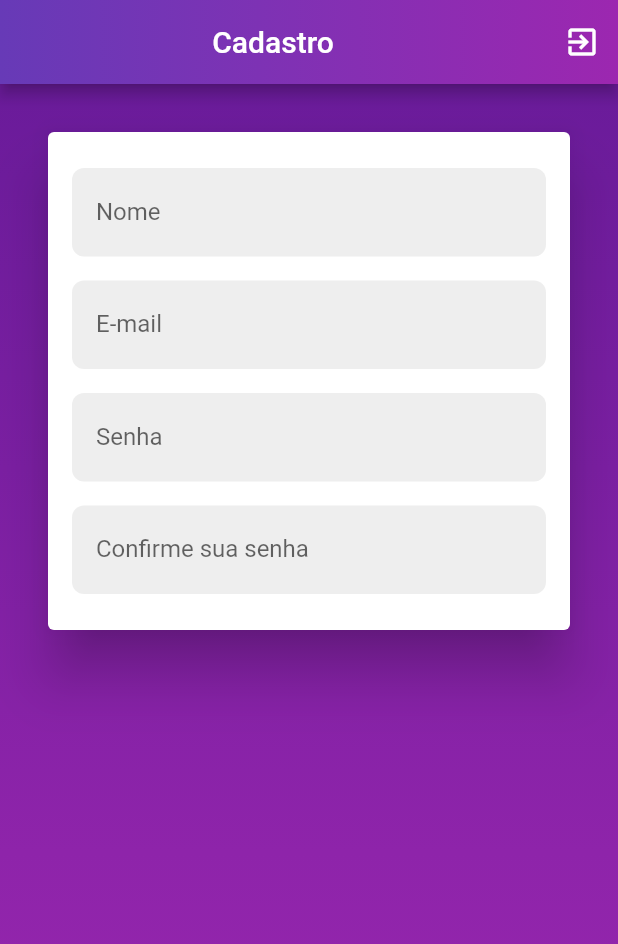
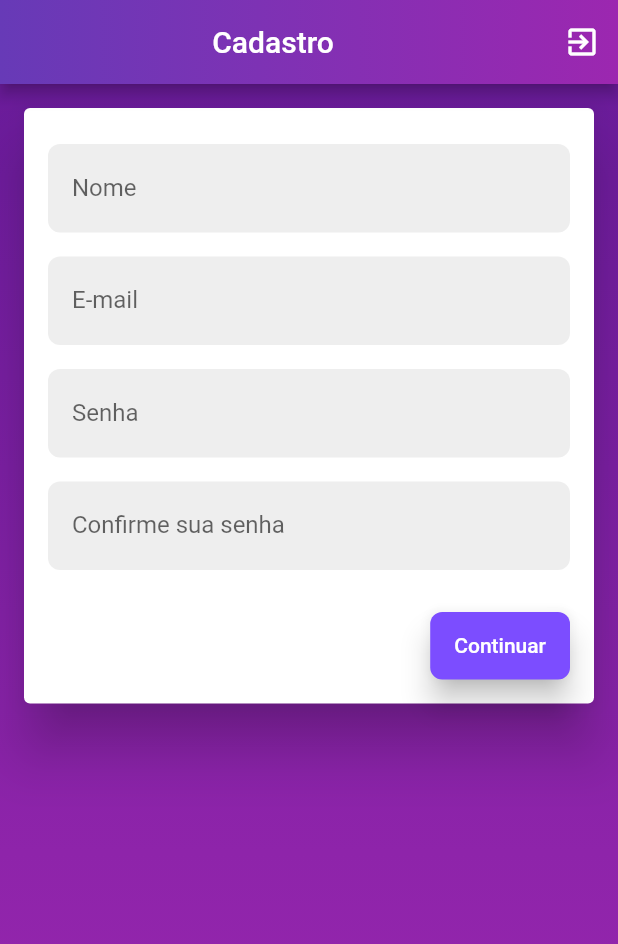
Before and after one commit to Rafael-Armond/TODO_App.FrontEnd, a Flutter app: the CadastroView screen opened directly, on a phone screen of 412 x 824 dp. Shown: the top 944 px of the screen. Run offline on Flutter 3.47's test engine with Material 2 defaults, Android fonts, the phone set to English and light mode, and no system bars.

Commit message:
Obtendo endereço pelo CEP

```diff
--- /dev/null
+++ b/Todo_App/lib/repositories/interfaces/i_cadastro_repository.dart
@@ -0,0 +1,5 @@
+import 'package:Todo_App/models/endereco_model.dart';
+
+abstract class ICadastroRepository {
+  Future<EnderecoModel> pesquisarCep(String cep);
+}
--- a/Todo_App/lib/views/cadastro/cadastro_view.dart
+++ /dev/null
@@ -1,99 +0,0 @@
-import 'package:Todo_App/views/login/login_view.dart';
-import 'package:Todo_App/views/shared/custom_text_form_field.dart';
-import 'package:flutter/material.dart';
-
-class CadastroView extends StatefulWidget {
-  @override
-  _CadastroViewState createState() => _CadastroViewState();
-}
-
-class _CadastroViewState extends State<CadastroView> {
-  @override
-  Widget build(BuildContext context) {
-    return Scaffold(
-      appBar: AppBar(
-        actions: <Widget>[
-          IconButton(
-            icon: Icon(Icons.exit_to_app),
-            onPressed: () {
-              Navigator.of(context).pushReplacement(
-                  MaterialPageRoute(builder: (context) => LoginView()));
-            },
-          )
-        ],
-        title: Center(
-          child: Text("Cadastro"),
-        ),
-        flexibleSpace: Container(
-          decoration: BoxDecoration(
-            gradient: LinearGradient(
-              colors: [
-                Colors.deepPurple,
-                Colors.purple,
-              ],
-              begin: const FractionalOffset(0.0, 0.0),
-              end: const FractionalOffset(1.0, 0.0),
-              stops: [0.0, 1.0],
-              tileMode: TileMode.clamp,
-            ),
-          ),
-        ),
-      ),
-      body: Container(
-        decoration: BoxDecoration(
-          gradient: LinearGradient(
-            begin: Alignment.topLeft,
-            end: Alignment.bottomLeft,
-            colors: [
-              Colors.purple[800],
-              Colors.purple[700],
-              Colors.purple[600],
-              Colors.purple[500],
-            ],
-          ),
-        ),
-        alignment: Alignment.topCenter,
-        child: Card(
-          margin: const EdgeInsets.all(32),
-          elevation: 16,
-          child: Padding(
-            padding: EdgeInsets.all(16),
-            child: Column(
-              mainAxisSize: MainAxisSize.min,
-              children: <Widget>[
-                Padding(
-                  padding: const EdgeInsets.symmetric(vertical: 8.0),
-                  child: CustomTextFormField(
-                    labelText: "Nome",
-                    borderRadius: 8,
-                  ),
-                ),
-                Padding(
-                  padding: const EdgeInsets.symmetric(vertical: 8.0),
-                  child: CustomTextFormField(
-                    labelText: "E-mail",
-                    borderRadius: 8,
-                  ),
-                ),
-                Padding(
-                  padding: const EdgeInsets.symmetric(vertical: 8.0),
-                  child: CustomTextFormField(
-                    labelText: "Senha",
-                    borderRadius: 8,
-                  ),
-                ),
-                Padding(
-                  padding: const EdgeInsets.symmetric(vertical: 8.0),
-                  child: CustomTextFormField(
-                    labelText: "Confirme sua senha",
-                    borderRadius: 8,
-                  ),
-                ),
-              ],
-            ),
-          ),
-        ),
-      ),
-    );
-  }
-}
--- /dev/null
+++ b/Todo_App/lib/views/cadastro/dados_pessoais_view.dart
@@ -0,0 +1,124 @@
+import 'package:Todo_App/views/cadastro/endereco_view.dart';
+import 'package:Todo_App/views/login/login_view.dart';
+import 'package:Todo_App/views/shared/custom_button.dart';
+import 'package:Todo_App/views/shared/custom_text_form_field.dart';
+import 'package:flutter/material.dart';
+
+class CadastroView extends StatefulWidget {
+  @override
+  _CadastroViewState createState() => _CadastroViewState();
+}
+
+class _CadastroViewState extends State<CadastroView> {
+  @override
+  Widget build(BuildContext context) {
+    return Scaffold(
+      appBar: AppBar(
+        actions: <Widget>[
+          IconButton(
+            icon: Icon(Icons.exit_to_app),
+            onPressed: () {
+              Navigator.of(context).pushReplacement(
+                  MaterialPageRoute(builder: (context) => LoginView()));
+            },
+          )
+        ],
+        title: Center(
+          child: Text("Cadastro"),
+        ),
+        flexibleSpace: Container(
+          decoration: BoxDecoration(
+            gradient: LinearGradient(
+              colors: [
+                Colors.deepPurple,
+                Colors.purple,
+              ],
+              begin: const FractionalOffset(0.0, 0.0),
+              end: const FractionalOffset(1.0, 0.0),
+              stops: [0.0, 1.0],
+              tileMode: TileMode.clamp,
+            ),
+          ),
+        ),
+      ),
+      body: Container(
+        decoration: BoxDecoration(
+          gradient: LinearGradient(
+            begin: Alignment.topLeft,
+            end: Alignment.bottomLeft,
+            colors: [
+              Colors.purple[800],
+              Colors.purple[700],
+              Colors.purple[600],
+              Colors.purple[500],
+            ],
+          ),
+        ),
+        alignment: Alignment.topCenter,
+        child: SingleChildScrollView(
+          child: Card(
+            margin: const EdgeInsets.all(16),
+            elevation: 16,
+            child: Padding(
+              padding: EdgeInsets.all(16),
+              child: Column(
+                mainAxisSize: MainAxisSize.min,
+                children: <Widget>[
+                  Padding(
+                    padding: const EdgeInsets.symmetric(vertical: 8.0),
+                    child: CustomTextFormField(
+                      labelText: "Nome",
+                      borderRadius: 8,
+                    ),
+                  ),
+                  Padding(
+                    padding: const EdgeInsets.symmetric(vertical: 8.0),
+                    child: CustomTextFormField(
+                      labelText: "E-mail",
+                      borderRadius: 8,
+                    ),
+                  ),
+                  Padding(
+                    padding: const EdgeInsets.symmetric(vertical: 8.0),
+                    child: CustomTextFormField(
+                      labelText: "Senha",
+                      borderRadius: 8,
+                    ),
+                  ),
+                  Padding(
+                    padding: const EdgeInsets.symmetric(vertical: 8.0),
+                    child: CustomTextFormField(
+                      labelText: "Confirme sua senha",
+                      borderRadius: 8,
+                    ),
+                  ),
+                  Padding(
+                    padding: const EdgeInsets.only(top: 20.0),
+                    child: Row(
+                      mainAxisAlignment: MainAxisAlignment.end,
+                      children: <Widget>[
+                        CustomButton(
+                          text: "Continuar",
+                          backgroundColor: Colors.deepPurpleAccent,
+                          textColor: Colors.white,
+                          height: 45,
+                          elevation: 8,
+                          onPressed: () {
+                            Navigator.of(context).pushReplacement(
+                                MaterialPageRoute(
+                                    builder: (context) =>
+                                        CadastroEnderecoView()));
+                          },
+                        ),
+                      ],
+                    ),
+                  ),
+                ],
+              ),
+            ),
+          ),
+        ),
+      ),
+    );
+  }
+}
--- a/Todo_App/lib/views/login/login_view.dart
+++ b/Todo_App/lib/views/login/login_view.dart
@@ -1,4 +1,4 @@
-import 'package:Todo_App/views/cadastro/cadastro_view.dart';
+import 'package:Todo_App/views/cadastro/dados_pessoais_view.dart';
 import 'package:Todo_App/views/home/todos_view.dart';
 import 'package:Todo_App/views/shared/custom_button.dart';
 import 'package:Todo_App/views/shared/custom_text_form_field.dart';
--- a/Todo_App/pubspec.yaml
+++ b/Todo_App/pubspec.yaml
@@ -23,6 +23,7 @@ environment:
 dependencies:
   flutter:
     sdk: flutter
+  http: ^0.11.3+9
 
 
   # The following adds the Cupertino Icons font to your application.
```
Also changed, not shown: Todo_App/lib/models/endereco_model.dart (added, +53 -0 lines), Todo_App/lib/repositories/cadastro_repository.dart (added, +26 -0 lines), Todo_App/lib/views/cadastro/endereco_view.dart (added, +13 -0 lines), Todo_App/lib/models/retorno_cadastro_usuario_model.dart (added), Todo_App/lib/repositories/login_repository.dart (added), Todo_App/lib/repository/login_repository.dart (deleted), Todo_App/pubspec.lock, 1 other file.
